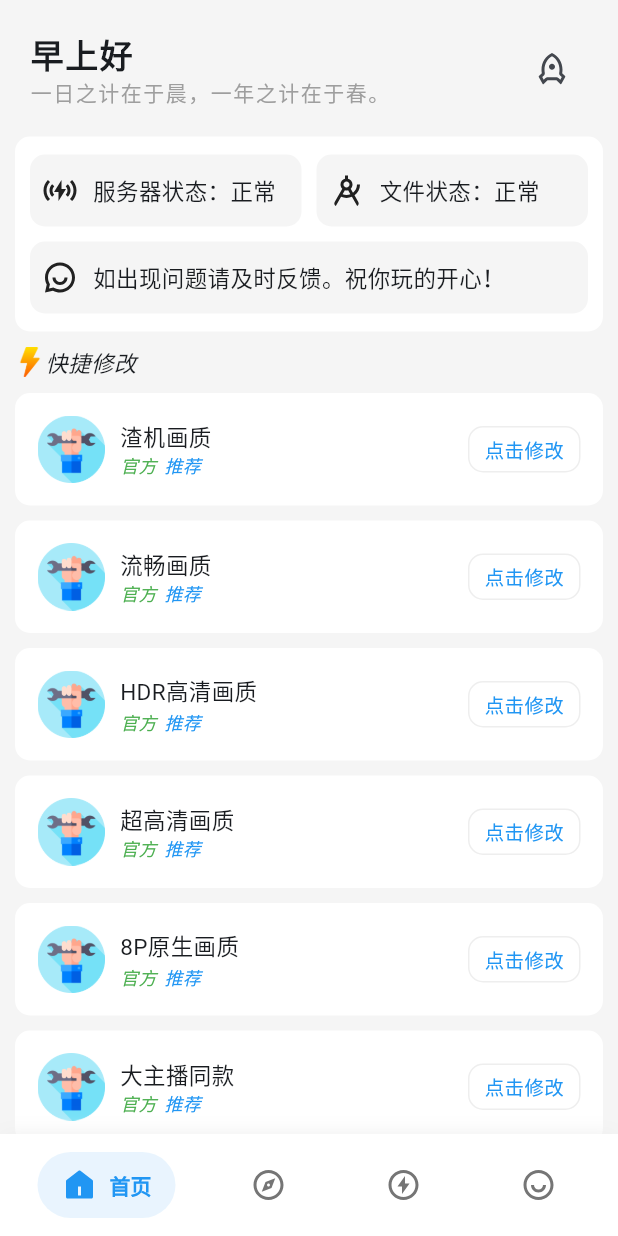
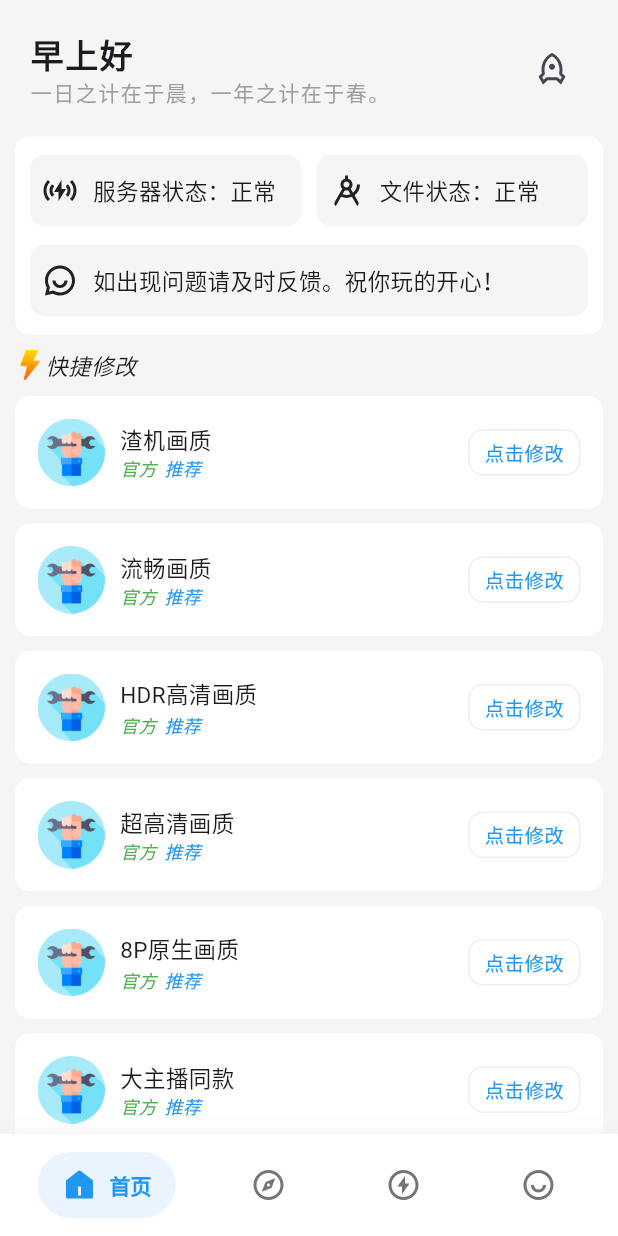
Before and after one commit to shinexoh/pubg-hzx, a Flutter app: the screen it shows after launch, on a phone screen of 412 x 824 dp. Run offline on Flutter 3.47's test engine with Material 2 defaults, Android fonts, the phone set to English and light mode, and no system bars; drawn by our look-alikes of oktoast, salomon_bottom_bar; our stand-ins replace awesome_dialog, battery_plus, connectivity_plus, device_info_plus, dio, get and 5 more; missing offline and left inert: android_intent_plus, device_apps, shared_storage; network calls fail; statements that could not run were skipped.

Commit message:
完善ui

```diff
--- a/lib/page/home_page.dart
+++ b/lib/page/home_page.dart
@@ -105,7 +105,7 @@ class _HomePageState extends State<HomePage> {
             ),
           ),
         ]),
-        const SizedBox(height: 10),
+        const SizedBox(height: 12),
         Container(
           width: double.infinity,
           padding: const EdgeInsets.symmetric(horizontal: 8, vertical: 12),
```
